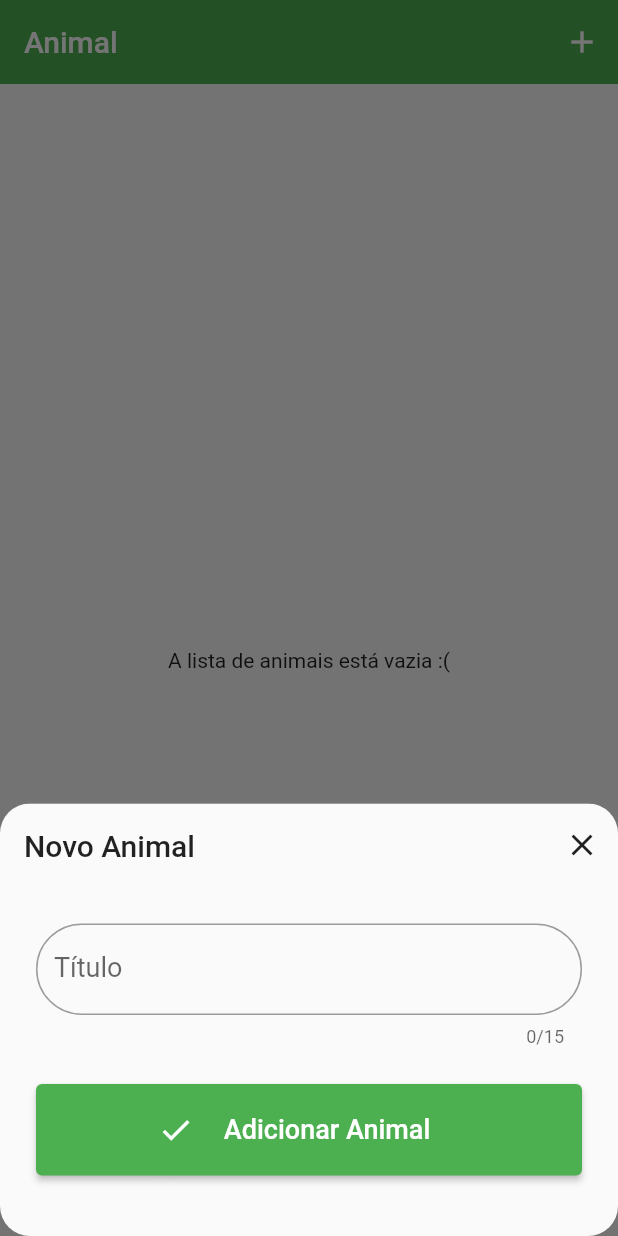
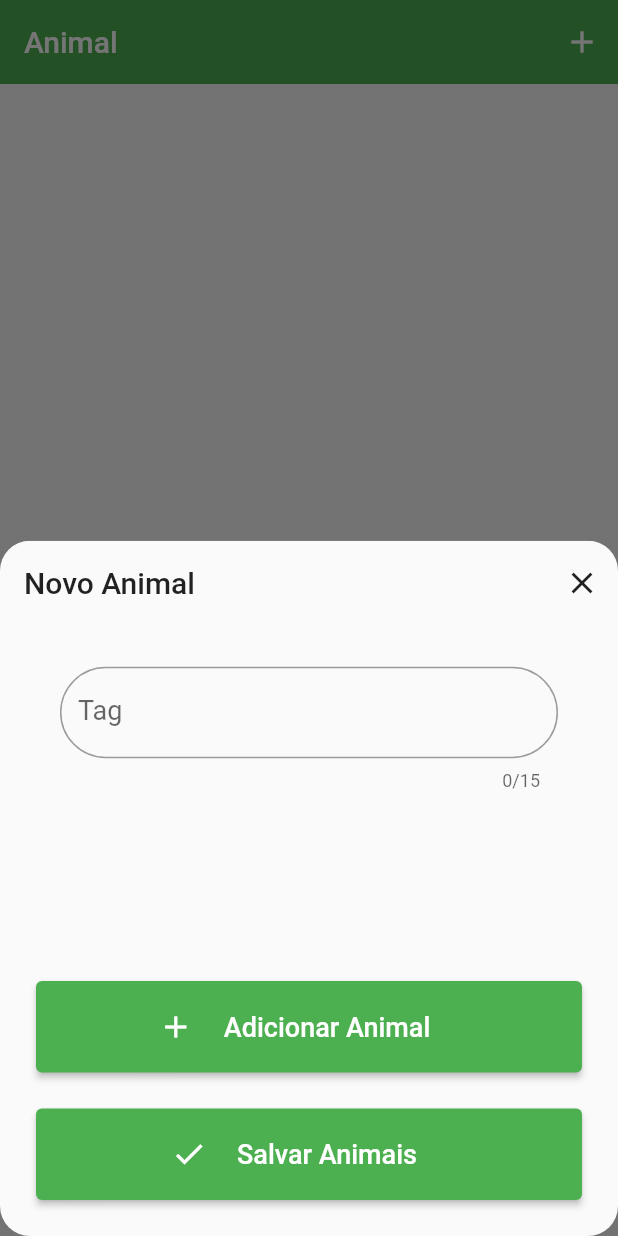
Before and after one commit to herverson/pontaagro, a Flutter app: the screen it shows after launch, after a tap on the "add" icon, on a phone screen of 412 x 824 dp. Run offline on Flutter 3.47's test engine with Material 2 defaults, Android fonts, the light colour scheme and no system bars; our stand-ins replace objectbox; generated files the repository leaves out were written again.

Commit message:
add animals

```diff
--- a/lib/pages/add_animal_page.dart
+++ b/lib/pages/add_animal_page.dart
@@ -11,14 +11,16 @@ class AddAnimalPage extends StatefulWidget {
 }
 
 class _AddAnimalPageState extends State<AddAnimalPage> {
-  final _form = GlobalKey<FormState>();
-  final _tag = TextEditingController();
-
-  salvar() async {
-    if (_form.currentState!.validate()) {
-      context.read<AnimalRepository>().save(_tag.text);
+  saveAnimal() async {
+    final listForms = context.read<AnimalRepository>().listForms;
+    final isEmpty = listForms.any((element) => element.animal.tag.isEmpty);
+    if (!isEmpty) {
+      for (var element in listForms) {
+        context.read<AnimalRepository>().save(element.animal.tag);
+      }
       Navigator.of(context).pop();
     }
+    Navigator.of(context).pop();
   }
 
   @override
@@ -43,31 +45,44 @@ class _AddAnimalPageState extends State<AddAnimalPage> {
           padding: const EdgeInsets.all(24.0),
           child: Column(
             children: [
-              Form(
-                key: _form,
-                child: TextFormField(
-                  maxLength: 15,
-                  controller: _tag,
-                  style: const TextStyle(fontSize: 18),
-                  decoration: const InputDecoration(
-                    border: OutlineInputBorder(
-                      borderRadius: BorderRadius.all(Radius.circular(32)),
-                    ),
-                    labelText: 'Título',
-                  ),
-                  validator: (value) {
-                    if (value!.isEmpty) {
-                      return 'Informe o título do animal';
-                    }
-                    return null;
+              Flexible(
+                flex: 8,
+                child: Consumer<AnimalRepository>(
+                  builder: (context, repository, child) {
+                    final listForms = repository.listForms;
+                    return ListView.separated(
+                      itemBuilder: (context, index) => ListTile(
+                        title: listForms[index],
+                      ),
+                      separatorBuilder: (_, __) => const Divider(),
+                      itemCount: listForms.length,
+                    );
                   },
-                  onChanged: (value) {},
                 ),
               ),
               Padding(
                 padding: const EdgeInsets.only(top: 24.0),
                 child: ElevatedButton(
-                  onPressed: salvar,
+                  onPressed: () => context.read<AnimalRepository>().onAdd(),
+                  child: Row(
+                    mainAxisAlignment: MainAxisAlignment.center,
+                    children: const [
+                      Icon(Icons.add),
+                      Padding(
+                        padding: EdgeInsets.all(20),
+                        child: Text(
+                          'Adicionar Animal',
+                          style: TextStyle(fontSize: 18),
+                        ),
+                      ),
+                    ],
+                  ),
+                ),
+              ),
+              Padding(
+                padding: const EdgeInsets.only(top: 24.0),
+                child: ElevatedButton(
+                  onPressed: saveAnimal,
                   child: Row(
                     mainAxisAlignment: MainAxisAlignment.center,
                     children: const [
@@ -75,7 +90,7 @@ class _AddAnimalPageState extends State<AddAnimalPage> {
                       Padding(
                         padding: EdgeInsets.all(20),
                         child: Text(
-                          'Adicionar Animal',
+                          'Salvar Animais',
                           style: TextStyle(fontSize: 18),
                         ),
                       ),
--- /dev/null
+++ b/lib/pages/animal_form_widget.dart
@@ -0,0 +1,43 @@
+import 'package:flutter/material.dart';
+
+import '../entities/animal.dart';
+
+class AnimalFormWidget extends StatefulWidget {
+  AnimalFormWidget({
+    key,
+    required this.animal,
+  }) : super(key: key);
+
+  final TextEditingController _tag = TextEditingController();
+  final Animal animal;
+  @override
+  State<AnimalFormWidget> createState() => _AnimalFormWidgetState();
+}
+
+class _AnimalFormWidgetState extends State<AnimalFormWidget> {
+  final formKey = GlobalKey<FormState>();
+  @override
+  Widget build(BuildContext context) {
+    return Form(
+      key: formKey,
+      child: TextFormField(
+        maxLength: 15,
+        controller: widget._tag,
+        style: const TextStyle(fontSize: 18),
+        decoration: const InputDecoration(
+          border: OutlineInputBorder(
+            borderRadius: BorderRadius.all(Radius.circular(32)),
+          ),
+          labelText: 'Tag',
+        ),
+        validator: (value) {
+          if (value!.isEmpty) {
+            return 'Informe a tag do animal';
+          }
+          return null;
+        },
+        onChanged: (value) => widget.animal.tag = value,
+      ),
+    );
+  }
+}
--- a/lib/pages/animal_page.dart
+++ b/lib/pages/animal_page.dart
@@ -44,7 +44,7 @@ class _AnimalPageState extends State<AnimalPage> {
       builder: (_) => const AddAnimalPage(),
       backgroundColor: Colors.transparent,
       constraints: BoxConstraints(
-        maxHeight: MediaQuery.of(context).size.height * 0.35,
+        maxHeight: MediaQuery.of(context).size.height,
       ),
     );
   }
@@ -72,31 +72,6 @@ class _AnimalPageState extends State<AnimalPage> {
         onRefresh: () => refresh(),
         child: Column(
           children: [
-            ValueListenableBuilder<bool>(
-              valueListenable: showFilter,
-              builder: (context, show, _) => !show
-                  ? const SizedBox.shrink()
-                  : Flexible(
-                      flex: 2,
-                      child: Padding(
-                        padding: const EdgeInsets.all(12),
-                        child: Card(
-                          color: Colors.grey[200],
-                          child: ListTile(
-                            title: const Text('Mostrar Apenas não Finalizados'),
-                            trailing: ValueListenableBuilder(
-                              valueListenable: showAnimalsNotDone,
-                              builder: (context, _, __) => Switch(
-                                value: showAnimalsNotDone.value,
-                                onChanged: (val) =>
-                                    showAnimalsNotDone.value = val,
-                              ),
-                            ),
-                          ),
-                        ),
-                      ),
-                    ),
-            ),
             Flexible(
               flex: 8,
               child: ValueListenableBuilder<bool>(
@@ -118,6 +93,7 @@ class _AnimalPageState extends State<AnimalPage> {
                     }
                     return ListView.separated(
                       itemBuilder: (context, index) => ListTile(
+                        leading: Text(animals[index].id.toString()),
                         title: Text(animals[index].tag),
                         trailing: IconButton(
                           icon: const Icon(Icons.delete),
--- a/lib/repositories/animal_repository.dart
+++ b/lib/repositories/animal_repository.dart
@@ -3,14 +3,19 @@ import 'package:flutter/material.dart';
 import '../database/objectbox.g.dart';
 import '../database/objectbox_database.dart';
 import '../entities/animal.dart';
+import '../pages/animal_form_widget.dart';
 
 class AnimalRepository extends ChangeNotifier {
   List<Animal> _animals = [];
+  final List<AnimalFormWidget> _listForms = [
+    AnimalFormWidget(animal: Animal(tag: ''))
+  ];
   late final ObjectBoxDatabase _database;
 
   AnimalRepository(this._database);
 
   List<Animal> get animals => _animals;
+  List<AnimalFormWidget> get listForms => _listForms;
 
   Future<Box> getBox() async {
     final store = await _database.getStore();
@@ -44,4 +49,9 @@ class AnimalRepository extends ChangeNotifier {
     animals.remove(animal);
     notifyListeners();
   }
+
+  onAdd() {
+    listForms.add(AnimalFormWidget(animal: Animal(tag: '')));
+    notifyListeners();
+  }
 }
```
